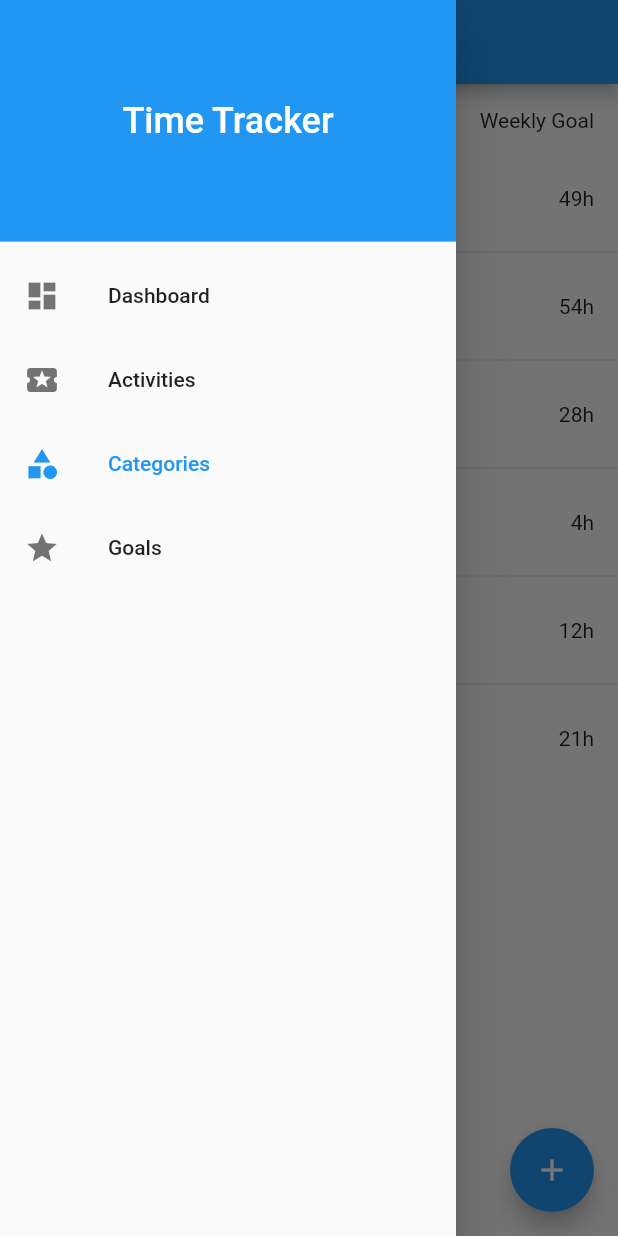
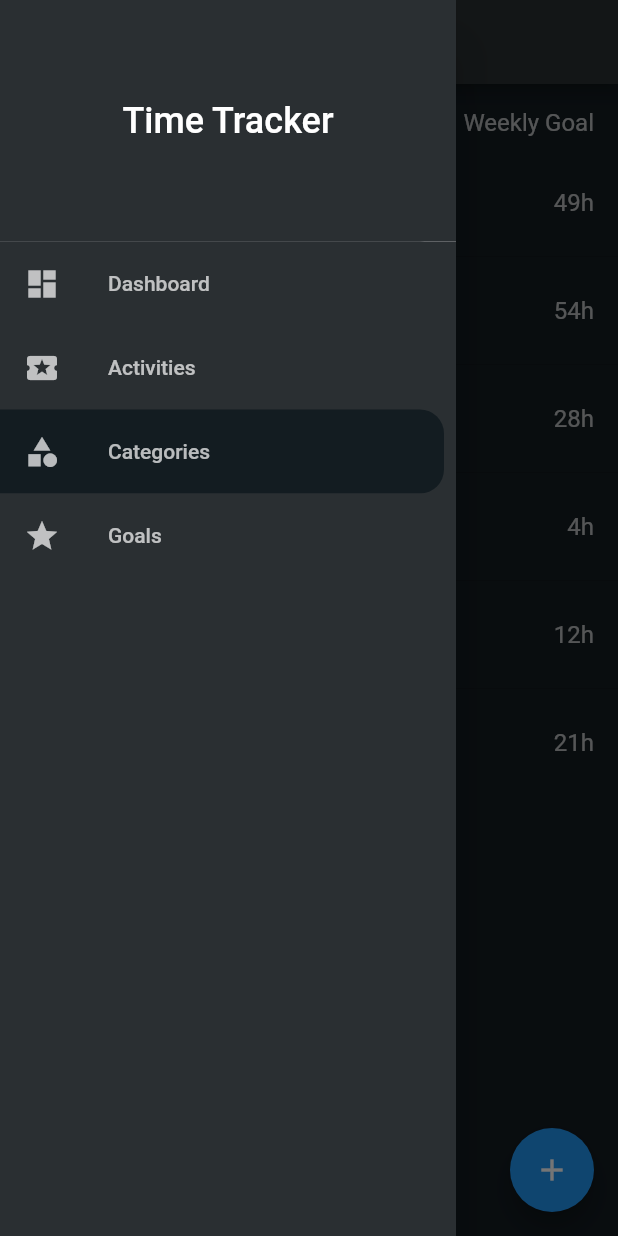
Before and after one commit to felipemvitor/time-tracker-app, a Flutter app: the CategoriesScreen screen opened by its route, with the side drawer open, on a phone screen of 412 x 824 dp. Run offline on Flutter 3.47's test engine with Material 2 defaults, Android fonts, the phone set to English and light mode, and no system bars.

Commit message:
Created base theme

```diff
--- a/lib/components/drawer/DrawerItem.dart
+++ b/lib/components/drawer/DrawerItem.dart
@@ -10,15 +10,25 @@ class DrawerItem extends StatelessWidget {
 
   @override
   Widget build(BuildContext context) {
-    return InkWell(
-      onTap: onTap,
-      splashColor: Colors.black12,
-      child: ListTile(
-        title: Text(
-          title,
-          style: TextStyle(color: selected ? Colors.blue : Colors.black87),
+    return Container(
+      margin: EdgeInsets.only(right: 8),
+      decoration: BoxDecoration(
+          color: selected ? Color(0xFF131C21) : Color(0xFF2A2F32),
+          borderRadius: BorderRadius.only(
+              topRight: Radius.circular(16), bottomRight: Radius.circular(16))),
+      child: InkWell(
+        onTap: onTap,
+        borderRadius: BorderRadius.only(
+            topRight: Radius.circular(40), bottomRight: Radius.circular(40)),
+        splashColor: Colors.black12,
+        child: ListTile(
+          // tileColor: selected ? Colors.blue : Color(0xFF2A2F32),
+          title: Text(
+            title,
+            style: TextStyle(color: Colors.white70),
+          ),
+          leading: Icon(icon, color: Colors.white70),
         ),
-        leading: Icon(icon, color: selected ? Colors.blue : Colors.black54),
       ),
     );
   }
--- a/lib/components/drawer/NavigationDrawer.dart
+++ b/lib/components/drawer/NavigationDrawer.dart
@@ -15,19 +15,29 @@ class NavigationDrawer extends StatelessWidget {
 
   @override
   Widget build(BuildContext context) {
-    return Drawer(
+    return SafeArea(
+      child: Drawer(
+        child: Container(
+          color: Color(0xFF2A2F32),
           child: ListView(
             padding: EdgeInsets.zero,
             children: [
               DrawerHeader(
-            padding: EdgeInsets.all(20.0),
+                margin: EdgeInsets.zero,
+                padding: EdgeInsets.zero,
+                child: Container(
+                  color: Color(0xFF2A2F32),
                   child: Center(
                     child: Text(
                       'Time Tracker',
-                style: TextStyle(fontSize: 24.0, color: Colors.white),
+                      style: TextStyle(
+                        fontSize: 24.0,
+                        color: Colors.white,
                       ),
                     ),
-            decoration: BoxDecoration(color: Colors.blue),
+                  ),
+                ),
+                decoration: BoxDecoration(color: Colors.white),
               ),
               DrawerItem(
                 'Dashboard',
@@ -38,13 +48,15 @@ class NavigationDrawer extends StatelessWidget {
               DrawerItem(
                 'Activities',
                 Icons.local_activity,
-            () => _onDrawerItemSelected(context, NavigationRoute.ACTIVITIES),
+                () =>
+                    _onDrawerItemSelected(context, NavigationRoute.ACTIVITIES),
                 _route.equals(NavigationRoute.ACTIVITIES),
               ),
               DrawerItem(
                 'Categories',
                 Icons.category,
-            () => _onDrawerItemSelected(context, NavigationRoute.CATEGORIES),
+                () =>
+                    _onDrawerItemSelected(context, NavigationRoute.CATEGORIES),
                 _route.equals(NavigationRoute.CATEGORIES),
               ),
               DrawerItem(
@@ -55,6 +67,8 @@ class NavigationDrawer extends StatelessWidget {
               ),
             ],
           ),
+        ),
+      ),
     );
   }
 }
--- a/lib/main.dart
+++ b/lib/main.dart
@@ -12,7 +12,13 @@ class MyApp extends StatelessWidget {
       debugShowCheckedModeBanner: false,
       title: 'Flutter Demo',
       theme: ThemeData(
-        primarySwatch: Colors.blue,
+        scaffoldBackgroundColor: Color(0xFF131C21),
+        textTheme: TextTheme(
+          subtitle1: TextStyle(color: Colors.white70)
+        ),
+        appBarTheme: AppBarTheme(
+          color: Color(0xFF2A2F32),
+        ),
       ),
       home: DashboardScreen(),
       routes: routes,
--- a/lib/screens/categories/CategoriesScreen.dart
+++ b/lib/screens/categories/CategoriesScreen.dart
@@ -42,8 +42,14 @@ class _CategoriesScreenState extends State<CategoriesScreen> {
             child: Row(
               mainAxisAlignment: MainAxisAlignment.spaceBetween,
               children: [
-                Text('Name'),
-                Text('Weekly Goal'),
+                Text(
+                  'Name',
+                  style: Theme.of(context).textTheme.subtitle1,
+                ),
+                Text(
+                  'Weekly Goal',
+                  style: Theme.of(context).textTheme.subtitle1,
+                ),
               ],
             ),
           ),
--- a/lib/screens/categories/components/CategoryItem.dart
+++ b/lib/screens/categories/components/CategoryItem.dart
@@ -16,7 +16,10 @@ class CategoryItem extends StatelessWidget {
       leading: CircleAvatar(
         child: category.icon != null ? Icon(category.icon.data) : null,
       ),
-      trailing: Text(DateTimeFormatter.formatDuration(category.weeklyGoal)),
+      trailing: Text(
+        DateTimeFormatter.formatDuration(category.weeklyGoal),
+        style: Theme.of(context).textTheme.subtitle1,
+      ),
     );
   }
 }
```
Lines whose indentation alone changed are shown as unchanged.
